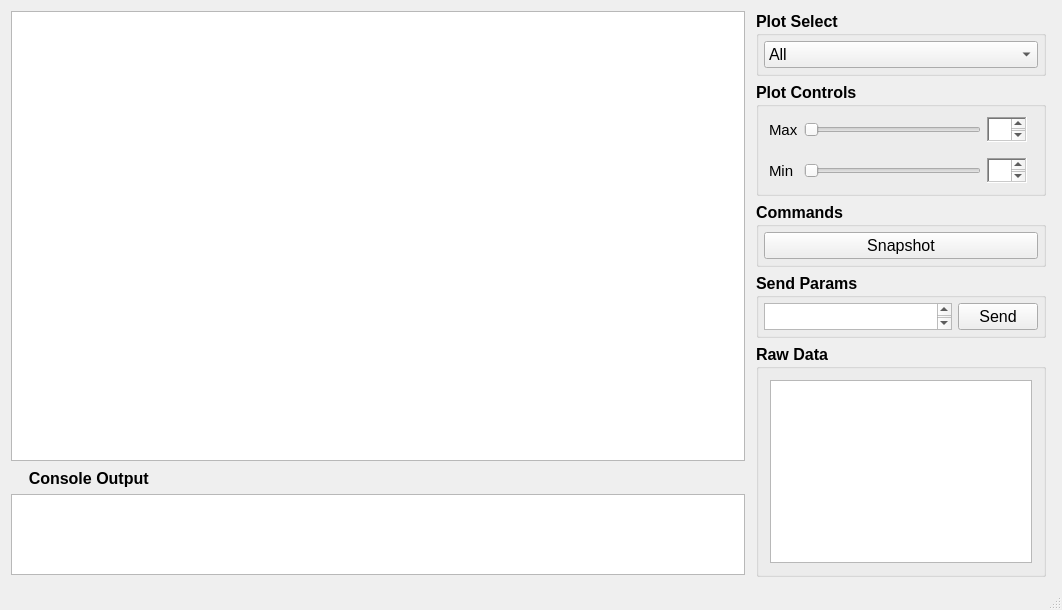
Qt form gcs-2018/gcs-ui/mainwindow.ui (thl024/UCSD-Cansat-2017-18) before a commit.
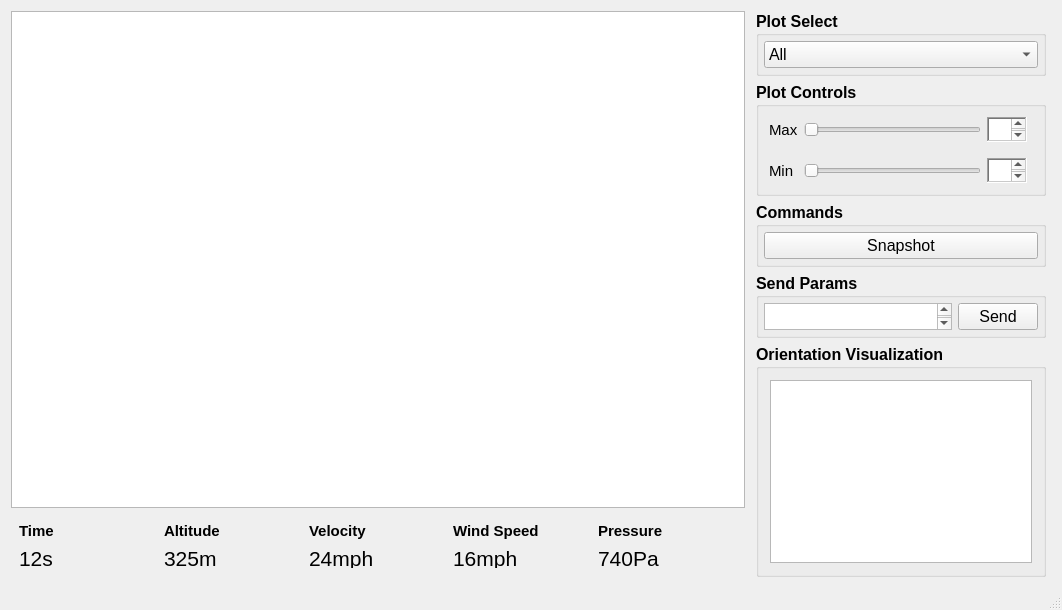
The same form after that commit.

The edit to the form file:
```diff
--- a/gcs-2018/gcs-ui/mainwindow.ui
+++ b/gcs-2018/gcs-ui/mainwindow.ui
@@ -33,7 +33,7 @@
     </sizepolicy>
    </property>
    <layout class="QGridLayout" name="gridLayout">
-    <item row="0" column="1" rowspan="2">
+    <item row="0" column="1" rowspan="3">
      <widget class="QWidget" name="widget" native="true">
       <property name="minimumSize">
        <size>
@@ -396,7 +396,7 @@
           </font>
          </property>
          <property name="title">
-          <string>Raw Data</string>
+          <string>Orientation Visualization</string>
          </property>
          <layout class="QGridLayout" name="gridLayout_2">
           <item row="0" column="0">
@@ -413,40 +413,238 @@
       <property name="maximumSize">
        <size>
         <width>16777215</width>
-        <height>110</height>
+        <height>100</height>
        </size>
       </property>
       <layout class="QVBoxLayout" name="verticalLayout_3">
        <property name="leftMargin">
-        <number>0</number>
+        <number>8</number>
        </property>
        <property name="topMargin">
-        <number>2</number>
+        <number>8</number>
        </property>
        <property name="rightMargin">
-        <number>0</number>
+        <number>8</number>
        </property>
        <property name="bottomMargin">
-        <number>2</number>
+        <number>0</number>
        </property>
        <item>
-        <widget class="QLabel" name="label_3">
-         <property name="font">
-          <font>
-           <pointsize>12</pointsize>
-           <weight>75</weight>
-           <bold>true</bold>
-           <underline>false</underline>
-           <strikeout>false</strikeout>
-          </font>
+        <widget class="QWidget" name="widget_6" native="true">
+         <property name="maximumSize">
+          <size>
+           <width>16777215</width>
+           <height>50</height>
+          </size>
          </property>
-         <property name="text">
-          <string>    Console Output</string>
-         </property>
+         <layout class="QHBoxLayout" name="horizontalLayout_7">
+          <property name="spacing">
+           <number>-1</number>
+          </property>
+          <property name="leftMargin">
+           <number>0</number>
+          </property>
+          <property name="topMargin">
+           <number>0</number>
+          </property>
+          <property name="rightMargin">
+           <number>0</number>
+          </property>
+          <property name="bottomMargin">
+           <number>0</number>
+          </property>
+          <item>
+           <widget class="QLabel" name="label_12">
+            <property name="font">
+             <font>
+              <pointsize>11</pointsize>
+              <weight>75</weight>
+              <bold>true</bold>
+             </font>
+            </property>
+            <property name="text">
+             <string>Time</string>
+            </property>
+           </widget>
+          </item>
+          <item>
+           <widget class="QLabel" name="label_10">
+            <property name="font">
+             <font>
+              <pointsize>11</pointsize>
+              <weight>75</weight>
+              <bold>true</bold>
+             </font>
+            </property>
+            <property name="text">
+             <string>Altitude</string>
+            </property>
+           </widget>
+          </item>
+          <item>
+           <widget class="QLabel" name="label_8">
+            <property name="minimumSize">
+             <size>
+              <width>0</width>
+              <height>10</height>
+             </size>
+            </property>
+            <property name="font">
+             <font>
+              <pointsize>11</pointsize>
+              <weight>75</weight>
+              <bold>true</bold>
+             </font>
+            </property>
+            <property name="text">
+             <string>Velocity</string>
+            </property>
+           </widget>
+          </item>
+          <item>
+           <widget class="QLabel" name="label_7">
+            <property name="font">
+             <font>
+              <pointsize>11</pointsize>
+              <weight>75</weight>
+              <bold>true</bold>
+             </font>
+            </property>
+            <property name="text">
+             <string>Wind Speed</string>
+            </property>
+           </widget>
+          </item>
+          <item>
+           <widget class="QLabel" name="label_3">
+            <property name="font">
+             <font>
+              <pointsize>11</pointsize>
+              <weight>75</weight>
+              <bold>true</bold>
+             </font>
+            </property>
+            <property name="text">
+             <string>Pressure</string>
+            </property>
+           </widget>
+          </item>
+         </layout>
         </widget>
        </item>
        <item>
-        <widget class="QTextBrowser" name="textBrowser"/>
+        <widget class="QWidget" name="widget_5" native="true">
+         <property name="sizePolicy">
+          <sizepolicy hsizetype="Preferred" vsizetype="Preferred">
+           <horstretch>0</horstretch>
+           <verstretch>0</verstretch>
+          </sizepolicy>
+         </property>
+         <property name="minimumSize">
+          <size>
+           <width>0</width>
+           <height>15</height>
+          </size>
+         </property>
+         <property name="maximumSize">
+          <size>
+           <width>16777215</width>
+           <height>30</height>
+          </size>
+         </property>
+         <layout class="QHBoxLayout" name="horizontalLayout_6">
+          <property name="leftMargin">
+           <number>0</number>
+          </property>
+          <property name="topMargin">
+           <number>0</number>
+          </property>
+          <property name="rightMargin">
+           <number>0</number>
+          </property>
+          <property name="bottomMargin">
+           <number>0</number>
+          </property>
+          <item>
+           <widget class="QLabel" name="label_11">
+            <property name="font">
+             <font>
+              <pointsize>16</pointsize>
+             </font>
+            </property>
+            <property name="text">
+             <string>12s</string>
+            </property>
+           </widget>
+          </item>
+          <item>
+           <widget class="QLabel" name="label_9">
+            <property name="font">
+             <font>
+              <pointsize>16</pointsize>
+             </font>
+            </property>
+            <property name="text">
+             <string>325m</string>
+            </property>
+           </widget>
+          </item>
+          <item>
+           <widget class="QLabel" name="label_6">
+            <property name="maximumSize">
+             <size>
+              <width>16777215</width>
+              <height>20</height>
+             </size>
+            </property>
+            <property name="font">
+             <font>
+              <pointsize>16</pointsize>
+             </font>
+            </property>
+            <property name="text">
+             <string>24mph</string>
+            </property>
+           </widget>
+          </item>
+          <item>
+           <widget class="QLabel" name="label_5">
+            <property name="maximumSize">
+             <size>
+              <width>16777215</width>
+              <height>20</height>
+             </size>
+            </property>
+            <property name="font">
+             <font>
+              <pointsize>16</pointsize>
+             </font>
+            </property>
+            <property name="text">
+             <string>16mph</string>
+            </property>
+           </widget>
+          </item>
+          <item>
+           <widget class="QLabel" name="label_4">
+            <property name="maximumSize">
+             <size>
+              <width>16777215</width>
+              <height>20</height>
+             </size>
+            </property>
+            <property name="font">
+             <font>
+              <pointsize>16</pointsize>
+             </font>
+            </property>
+            <property name="text">
+             <string>740Pa</string>
+            </property>
+           </widget>
+          </item>
+         </layout>
+        </widget>
        </item>
       </layout>
      </widget>
```
Left out of the diff: 8 changed lines with no effect on the pictures.
